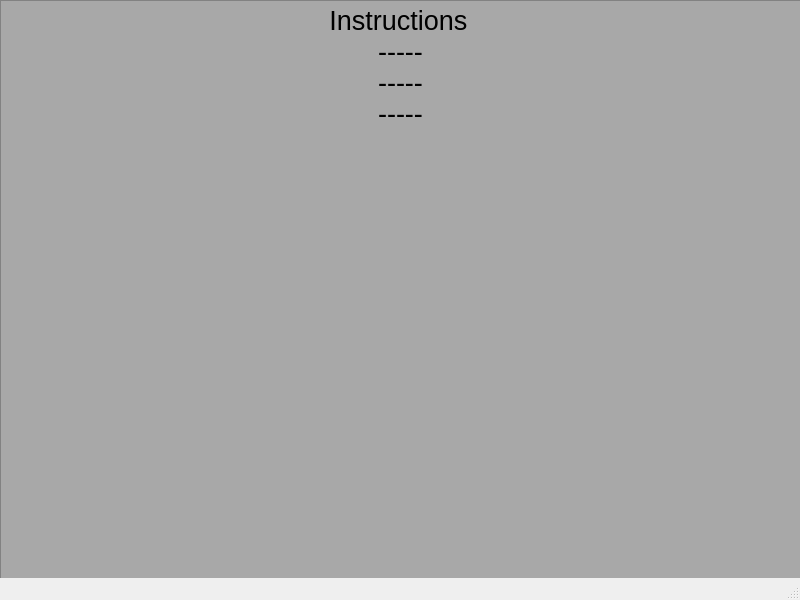
First picture: the form in UI/Instructions_Pop_up.ui, repository 180D-FW-2021/Team6, before the edit.
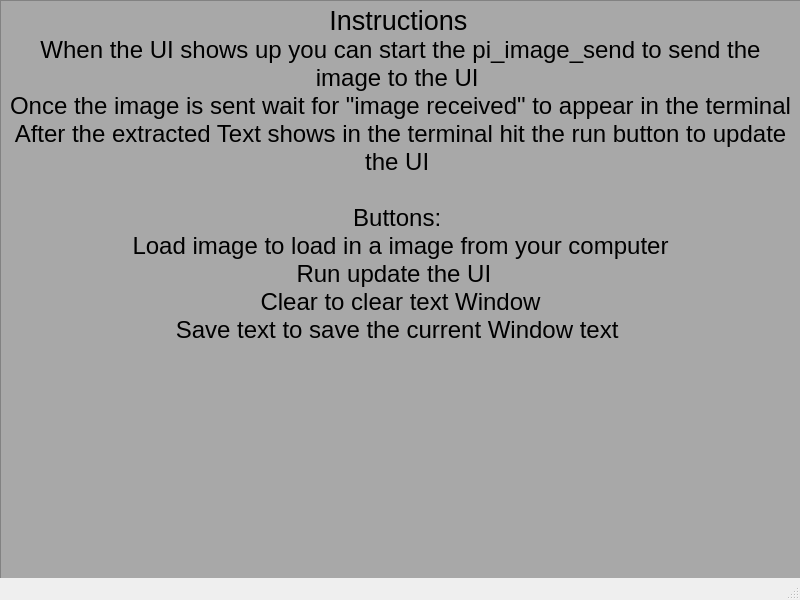
Second picture: the form after the edit.

What changed in the file:
```diff
--- a/UI/Instructions_Pop_up.ui
+++ b/UI/Instructions_Pop_up.ui
@@ -40,9 +40,17 @@
 p, li { white-space: pre-wrap; }
 &lt;/style&gt;&lt;/head&gt;&lt;body style=&quot; font-family:'MS Shell Dlg 2'; font-size:20pt; font-weight:400; font-style:normal;&quot;&gt;
 &lt;p align=&quot;center&quot; style=&quot; margin-top:0px; margin-bottom:0px; margin-left:0px; margin-right:0px; -qt-block-indent:0; text-indent:0px;&quot;&gt;&lt;span style=&quot; font-size:8.25pt;&quot;&gt; &lt;/span&gt;Instructions &lt;/p&gt;
-&lt;p align=&quot;center&quot; style=&quot; margin-top:0px; margin-bottom:0px; margin-left:0px; margin-right:0px; -qt-block-indent:0; text-indent:0px;&quot;&gt;-----&lt;/p&gt;
-&lt;p align=&quot;center&quot; style=&quot; margin-top:0px; margin-bottom:0px; margin-left:0px; margin-right:0px; -qt-block-indent:0; text-indent:0px;&quot;&gt;-----&lt;/p&gt;
-&lt;p align=&quot;center&quot; style=&quot; margin-top:0px; margin-bottom:0px; margin-left:0px; margin-right:0px; -qt-block-indent:0; text-indent:0px;&quot;&gt;-----&lt;/p&gt;&lt;/body&gt;&lt;/html&gt;</string>
+&lt;p align=&quot;center&quot; style=&quot; margin-top:0px; margin-bottom:0px; margin-left:0px; margin-right:0px; -qt-block-indent:0; text-indent:0px;&quot;&gt;&lt;span style=&quot; font-size:18pt;&quot;&gt;When the UI shows up you can start the pi_image_send to send the image to the UI &lt;/span&gt;&lt;/p&gt;
+&lt;p align=&quot;center&quot; style=&quot; margin-top:0px; margin-bottom:0px; margin-left:0px; margin-right:0px; -qt-block-indent:0; text-indent:0px;&quot;&gt;&lt;span style=&quot; font-size:18pt;&quot;&gt;Once the image is sent wait for &amp;quot;image received&amp;quot; to appear in the terminal&lt;/span&gt;&lt;/p&gt;
+&lt;p align=&quot;center&quot; style=&quot; margin-top:0px; margin-bottom:0px; margin-left:0px; margin-right:0px; -qt-block-indent:0; text-indent:0px;&quot;&gt;&lt;span style=&quot; font-size:18pt;&quot;&gt;After the extracted Text shows in the terminal hit the run button to update the UI &lt;/span&gt;&lt;/p&gt;
+&lt;p align=&quot;center&quot; style=&quot;-qt-paragraph-type:empty; margin-top:0px; margin-bottom:0px; margin-left:0px; margin-right:0px; -qt-block-indent:0; text-indent:0px; font-size:18pt;&quot;&gt;&lt;br /&gt;&lt;/p&gt;
+&lt;p align=&quot;center&quot; style=&quot; margin-top:0px; margin-bottom:0px; margin-left:0px; margin-right:0px; -qt-block-indent:0; text-indent:0px;&quot;&gt;&lt;span style=&quot; font-size:18pt;&quot;&gt;Buttons: &lt;/span&gt;&lt;/p&gt;
+&lt;p align=&quot;center&quot; style=&quot; margin-top:0px; margin-bottom:0px; margin-left:0px; margin-right:0px; -qt-block-indent:0; text-indent:0px;&quot;&gt;&lt;span style=&quot; font-size:18pt;&quot;&gt;Load image to load in a image from your computer&lt;/span&gt;&lt;/p&gt;
+&lt;p align=&quot;center&quot; style=&quot; margin-top:0px; margin-bottom:0px; margin-left:0px; margin-right:0px; -qt-block-indent:0; text-indent:0px;&quot;&gt;&lt;span style=&quot; font-size:18pt;&quot;&gt;Run update the UI  &lt;/span&gt;&lt;/p&gt;
+&lt;p align=&quot;center&quot; style=&quot; margin-top:0px; margin-bottom:0px; margin-left:0px; margin-right:0px; -qt-block-indent:0; text-indent:0px;&quot;&gt;&lt;span style=&quot; font-size:18pt;&quot;&gt;Clear to clear text Window&lt;/span&gt;&lt;/p&gt;
+&lt;p align=&quot;center&quot; style=&quot; margin-top:0px; margin-bottom:0px; margin-left:0px; margin-right:0px; -qt-block-indent:0; text-indent:0px;&quot;&gt;&lt;span style=&quot; font-size:18pt;&quot;&gt;Save text to save the current Window text &lt;/span&gt;&lt;/p&gt;
+&lt;p align=&quot;center&quot; style=&quot;-qt-paragraph-type:empty; margin-top:0px; margin-bottom:0px; margin-left:0px; margin-right:0px; -qt-block-indent:0; text-indent:0px; font-size:18pt;&quot;&gt;&lt;br /&gt;&lt;/p&gt;
+&lt;p align=&quot;center&quot; style=&quot; margin-top:0px; margin-bottom:0px; margin-left:0px; margin-right:0px; -qt-block-indent:0; text-indent:0px;&quot;&gt;&lt;span style=&quot; font-size:18pt;&quot;&gt; &lt;/span&gt;&lt;/p&gt;&lt;/body&gt;&lt;/html&gt;</string>
     </property>
    </widget>
   </widget>
```
